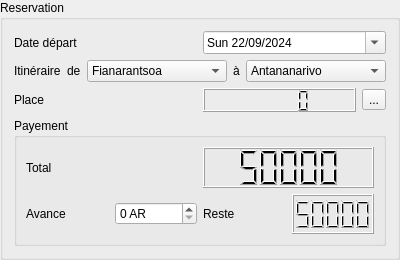
Before: the Qt Designer form src/views/Booking/BookingView.ui in DinaTolotra/QReservation, drawn with Qt 5.
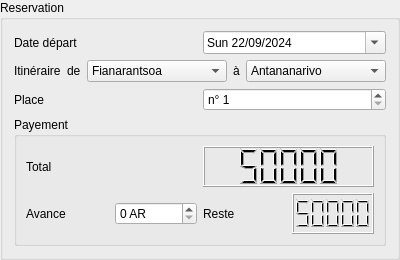
After: the same form once the commit is applied.

Commit message: Add bookking from views to DB

What changed in the file:
```diff
--- a/src/views/Booking/BookingView.ui
+++ b/src/views/Booking/BookingView.ui
@@ -132,25 +132,17 @@
       </widget>
      </item>
      <item>
-      <layout class="QHBoxLayout" name="horizontalLayout_4">
-       <item>
-        <widget class="QLCDNumber" name="numPlaceDisp">
-         <property name="minimumSize">
-          <size>
-           <width>0</width>
-           <height>24</height>
-          </size>
-         </property>
-        </widget>
-       </item>
-       <item>
-        <widget class="QToolButton" name="toolButton">
-         <property name="text">
-          <string>...</string>
-         </property>
-        </widget>
-       </item>
-      </layout>
+      <widget class="QSpinBox" name="placeIn">
+       <property name="prefix">
+        <string>n° </string>
+       </property>
+       <property name="minimum">
+        <number>1</number>
+       </property>
+       <property name="maximum">
+        <number>18</number>
+       </property>
+      </widget>
      </item>
     </layout>
    </item>
```
Left out of the diff: 2 changed lines with no effect on the pictures. The commit also changes 7 other files.
